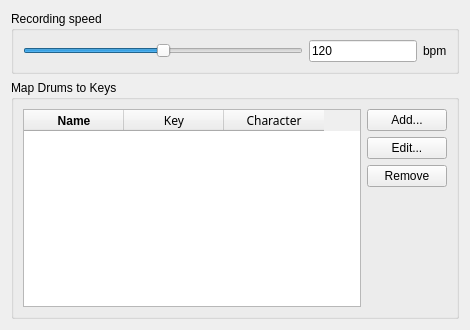
Before: the Qt Designer form prefsrec.ui in domoritz/drummy, drawn with Qt 5.
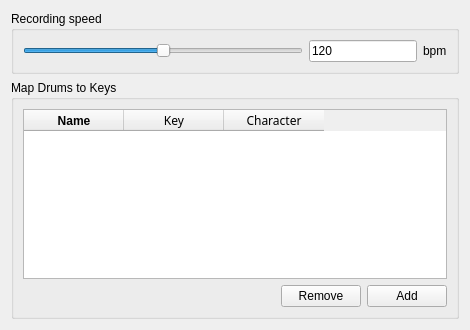
After: the same form once the commit is applied.

Commit message: can now store, add and edit drum settings

Diff of the .ui file:
```diff
--- a/prefsrec.ui
+++ b/prefsrec.ui
@@ -94,9 +94,17 @@
      <property name="title">
       <string>Map Drums to Keys</string>
      </property>
-     <layout class="QHBoxLayout" name="horizontalLayout_2">
+     <layout class="QVBoxLayout" name="verticalLayout_3">
+      <item>
+       <layout class="QHBoxLayout" name="horizontalLayout_3">
       <item>
        <widget class="QTableWidget" name="tableWidget">
+          <property name="sortingEnabled">
+           <bool>true</bool>
+          </property>
+          <attribute name="verticalHeaderVisible">
+           <bool>false</bool>
+          </attribute>
         <column>
          <property name="text">
           <string>Name</string>
@@ -131,51 +139,43 @@
         </column>
        </widget>
       </item>
-      <item>
-       <layout class="QVBoxLayout" name="verticalLayout_2">
-        <item>
-         <widget class="QPushButton" name="pushButton_2">
-          <property name="toolTip">
-           <string>add an entry</string>
-          </property>
-          <property name="text">
-           <string>Add...</string>
-          </property>
-         </widget>
+       </layout>
         </item>
         <item>
-         <widget class="QPushButton" name="pushButton_3">
-          <property name="toolTip">
-           <string>edit selected entry</string>
-          </property>
-          <property name="text">
-           <string>Edit...</string>
-          </property>
-         </widget>
-        </item>
+       <layout class="QHBoxLayout" name="horizontalLayout_2">
         <item>
-         <widget class="QPushButton" name="pushButton">
-          <property name="toolTip">
-           <string>remove selected entry</string>
-          </property>
-          <property name="text">
-           <string>Remove</string>
-          </property>
-         </widget>
-        </item>
-        <item>
-         <spacer name="verticalSpacer">
+         <spacer name="horizontalSpacer">
           <property name="orientation">
-           <enum>Qt::Vertical</enum>
+           <enum>Qt::Horizontal</enum>
           </property>
           <property name="sizeHint" stdset="0">
            <size>
-            <width>20</width>
-            <height>40</height>
+            <width>40</width>
+            <height>20</height>
            </size>
           </property>
          </spacer>
         </item>
+        <item>
+         <widget class="QPushButton" name="removePushButton">
+          <property name="toolTip">
+           <string>remove selected entry</string>
+          </property>
+          <property name="text">
+           <string>Remove</string>
+          </property>
+         </widget>
+        </item>
+        <item>
+         <widget class="QPushButton" name="addPushButton">
+          <property name="toolTip">
+           <string>add an entry</string>
+          </property>
+          <property name="text">
+           <string>Add</string>
+          </property>
+         </widget>
+        </item>
        </layout>
       </item>
      </layout>
```
Left out of the diff: 4 changed lines with no effect on the pictures. Lines whose indentation alone changed are shown as unchanged. The commit also changes 7 other files.
